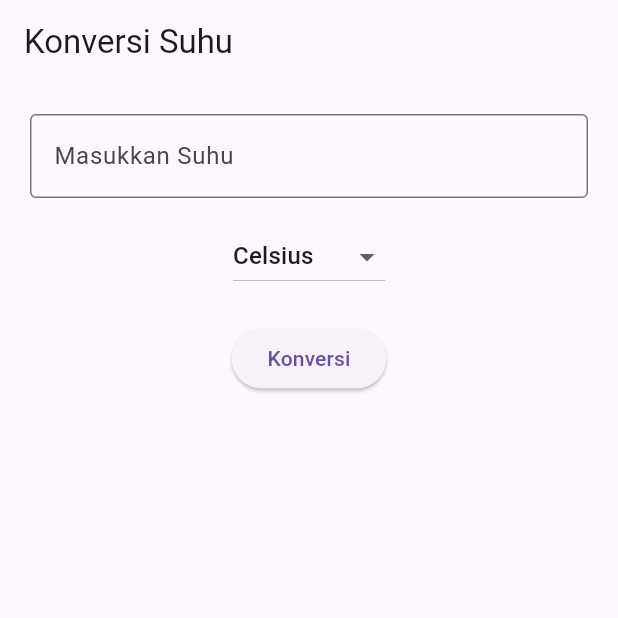
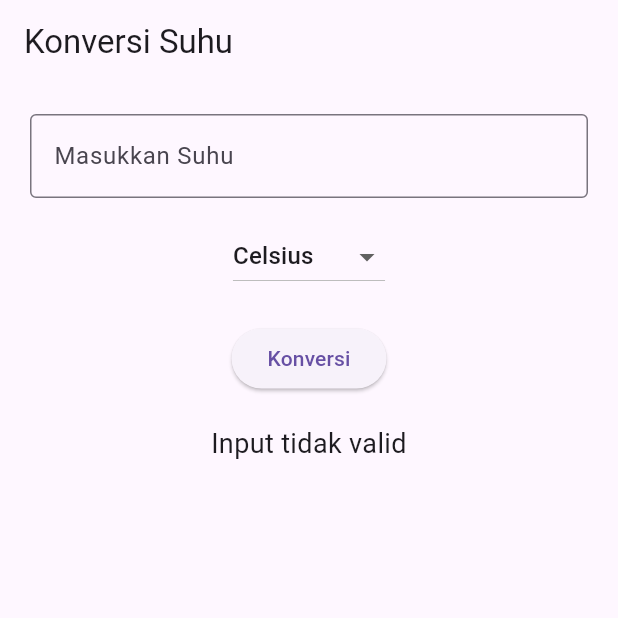
Before and after one commit to RizkyZ21/konversisuhubloc, a Flutter app: the screen it shows after launch, after a tap on "Konversi", on a phone screen of 412 x 824 dp, the top half of it. Run offline on Flutter 3.47's test engine with Material 3 defaults, Android fonts, the phone set to English and light mode, and no system bars; our stand-ins replace flutter_bloc.

Commit message:
Konversi Bloc

```diff
--- /dev/null
+++ b/lib/bloc/suhu/suhu_bloc.dart
@@ -0,0 +1,55 @@
+import 'package:flutter_bloc/flutter_bloc.dart';
+import 'suhu_event.dart';
+import 'suhu_state.dart';
+
+class SuhuBloc extends Bloc<SuhuEvent, SuhuState> {
+  SuhuBloc() : super(SuhuState()) {
+    on<SetSatuanEvent>((event, emit) {
+      emit(state.copyWith(satuan: event.satuan));
+    });
+
+    on<KonversiEvent>((event, emit) {
+      double? suhu = double.tryParse(event.input);
+
+      if (suhu == null) {
+        emit(state.copyWith(hasil: "Input tidak valid"));
+        return;
+      }
+
+      double c, f, r, k;
+      String hasil;
+
+      if (state.satuan == "Celsius") {
+        c = suhu;
+        f = (c * 9 / 5) + 32;
+        r = c * 4 / 5;
+        k = c + 273.15;
+        hasil =
+            "Fahrenheit: ${f.toStringAsFixed(2)}\nReamur: ${r.toStringAsFixed(2)}\nKelvin: ${k.toStringAsFixed(2)}";
+      } else if (state.satuan == "Fahrenheit") {
+        c = (suhu - 32) * 5 / 9;
+        f = suhu;
+        r = c * 4 / 5;
+        k = c + 273.15;
+        hasil =
+            "Celsius: ${c.toStringAsFixed(2)}\nReamur: ${r.toStringAsFixed(2)}\nKelvin: ${k.toStringAsFixed(2)}";
+      } else if (state.satuan == "Reamur") {
+        c = suhu * 5 / 4;
+        f = (c * 9 / 5) + 32;
+        r = suhu;
+        k = c + 273.15;
+        hasil =
+            "Celsius: ${c.toStringAsFixed(2)}\nFahrenheit: ${f.toStringAsFixed(2)}\nKelvin: ${k.toStringAsFixed(2)}";
+      } else {
+        c = suhu - 273.15;
+        f = (c * 9 / 5) + 32;
+        r = c * 4 / 5;
+        k = suhu;
+        hasil =
+            "Celsius: ${c.toStringAsFixed(2)}\nFahrenheit: ${f.toStringAsFixed(2)}\nReamur: ${r.toStringAsFixed(2)}";
+      }
+
+      emit(state.copyWith(hasil: hasil));
+    });
+  }
+}
--- /dev/null
+++ b/lib/bloc/suhu/suhu_event.dart
@@ -0,0 +1,11 @@
+abstract class SuhuEvent {}
+
+class SetSatuanEvent extends SuhuEvent {
+  final String satuan;
+  SetSatuanEvent(this.satuan);
+}
+
+class KonversiEvent extends SuhuEvent {
+  final String input;
+  KonversiEvent(this.input);
+}
--- /dev/null
+++ b/lib/bloc/suhu/suhu_state.dart
@@ -0,0 +1,10 @@
+class SuhuState {
+  final String satuan;
+  final String hasil;
+
+  SuhuState({this.satuan = "Celsius", this.hasil = ""});
+
+  SuhuState copyWith({String? satuan, String? hasil}) {
+    return SuhuState(satuan: satuan ?? this.satuan, hasil: hasil ?? this.hasil);
+  }
+}
--- a/lib/main.dart
+++ b/lib/main.dart
@@ -1,70 +1,22 @@
 import 'package:flutter/material.dart';
+import 'package:flutter_bloc/flutter_bloc.dart';
+import 'bloc/suhu/suhu_bloc.dart';
+import 'bloc/suhu/suhu_event.dart';
+import 'bloc/suhu/suhu_state.dart';
 
 void main() {
-  runApp(MyApp());
+  runApp(BlocProvider(create: (_) => SuhuBloc(), child: MyApp()));
 }
 
 class MyApp extends StatelessWidget {
   @override
   Widget build(BuildContext context) {
-    return MaterialApp(home: KonversiSuhu(), debugShowCheckedModeBanner: false);
+    return MaterialApp(debugShowCheckedModeBanner: false, home: KonversiSuhu());
   }
 }
 
-class KonversiSuhu extends StatefulWidget {
-  @override
-  _KonversiSuhuState createState() => _KonversiSuhuState();
-}
-
-class _KonversiSuhuState extends State<KonversiSuhu> {
-  TextEditingController suhuController = TextEditingController();
-
-  String satuanInput = "Celsius";
-  String hasil = "";
-
-  void konversi() {
-    double suhu = double.parse(suhuController.text);
-
-    double c, f, r, k;
-
-    if (satuanInput == "Celsius") {
-      c = suhu;
-      f = (c * 9 / 5) + 32;
-      r = c * 4 / 5;
-      k = c + 273.15;
-    } else if (satuanInput == "Fahrenheit") {
-      c = (suhu - 32) * 5 / 9;
-      f = suhu;
-      r = c * 4 / 5;
-      k = c + 273.15;
-    } else if (satuanInput == "Reamur") {
-      c = suhu * 5 / 4;
-      f = (c * 9 / 5) + 32;
-      r = suhu;
-      k = c + 273.15;
-    } else {
-      c = suhu - 273.15;
-      f = (c * 9 / 5) + 32;
-      r = c * 4 / 5;
-      k = suhu;
-    }
-
-    setState(() {
-      if (satuanInput == "Celsius") {
-        hasil =
-            "Fahrenheit (°F) : ${f.toStringAsFixed(2)}\nReamur (°R) : ${r.toStringAsFixed(2)}\nKelvin (K) : ${k.toStringAsFixed(2)}";
-      } else if (satuanInput == "Fahrenheit") {
-        hasil =
-            "Celsius (°C) : ${c.toStringAsFixed(2)}\nReamur (°R) : ${r.toStringAsFixed(2)}\nKelvin (K) : ${k.toStringAsFixed(2)}";
-      } else if (satuanInput == "Reamur") {
-        hasil =
-            "Celsius (°C) : ${c.toStringAsFixed(2)}\nFahrenheit (°F) : ${f.toStringAsFixed(2)}\nKelvin (K) : ${k.toStringAsFixed(2)}";
-      } else {
-        hasil =
-            "Celsius (°C) : ${c.toStringAsFixed(2)}\nFahrenheit (°F) : ${f.toStringAsFixed(2)}\nReamur (°R) : ${r.toStringAsFixed(2)}";
-      }
-    });
-  }
+class KonversiSuhu extends StatelessWidget {
+  final TextEditingController suhuController = TextEditingController();
 
   @override
   Widget build(BuildContext context) {
@@ -84,28 +36,42 @@ class _KonversiSuhuState extends State<KonversiSuhu> {
             ),
             SizedBox(height: 15),
 
-            DropdownButton<String>(
-              value: satuanInput,
-              items: ["Celsius", "Fahrenheit", "Reamur", "Kelvin"]
-                  .map(
-                    (String value) =>
-                        DropdownMenuItem(value: value, child: Text(value)),
-                  )
-                  .toList(),
-              onChanged: (value) {
-                setState(() {
-                  satuanInput = value!;
-                });
+            BlocBuilder<SuhuBloc, SuhuState>(
+              builder: (context, state) {
+                return DropdownButton<String>(
+                  value: state.satuan,
+                  items: ["Celsius", "Fahrenheit", "Reamur", "Kelvin"]
+                      .map((e) => DropdownMenuItem(value: e, child: Text(e)))
+                      .toList(),
+                  onChanged: (value) {
+                    context.read<SuhuBloc>().add(SetSatuanEvent(value!));
+                  },
+                );
               },
             ),
 
             SizedBox(height: 20),
 
-            ElevatedButton(onPressed: konversi, child: Text("Konversi")),
+            ElevatedButton(
+              onPressed: () {
+                context.read<SuhuBloc>().add(
+                  KonversiEvent(suhuController.text),
+                );
+              },
+              child: Text("Konversi"),
+            ),
 
             SizedBox(height: 20),
 
-            Text(hasil, style: TextStyle(fontSize: 18)),
+            BlocBuilder<SuhuBloc, SuhuState>(
+              builder: (context, state) {
+                return Text(
+                  state.hasil,
+                  style: TextStyle(fontSize: 18),
+                  textAlign: TextAlign.center,
+                );
+              },
+            ),
           ],
         ),
       ),
```
Also changed, not shown: pubspec.yaml (+3 -69 lines), celcius.png, fahrenheit.png, kelvin.png, pubspec.lock, reamur.png, 1 other file.
